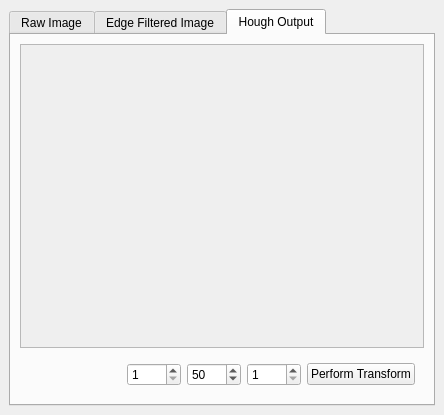
Above: src/gui/pic_edit_widget.ui from raxter/Hough-Feature-Detection before the change. Below: the same form after it.
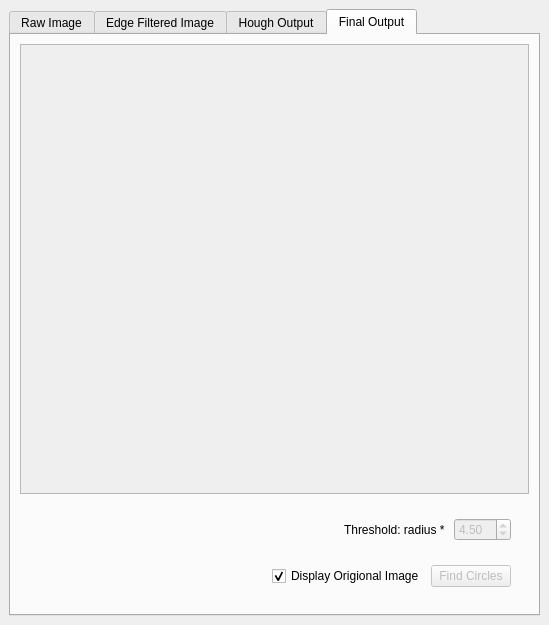
That is the form after the change. The open tabs and pages were chosen to show the change.

Commit message: pretty much done

What changed in the file:
```diff
--- a/src/gui/pic_edit_widget.ui
+++ b/src/gui/pic_edit_widget.ui
@@ -6,8 +6,8 @@
    <rect>
     <x>0</x>
     <y>0</y>
-    <width>444</width>
-    <height>415</height>
+    <width>549</width>
+    <height>625</height>
    </rect>
   </property>
   <property name="windowTitle">
@@ -35,8 +35,8 @@
             <rect>
              <x>0</x>
              <y>0</y>
-             <width>400</width>
-             <height>319</height>
+             <width>505</width>
+             <height>529</height>
             </rect>
            </property>
            <property name="sizePolicy">
@@ -78,8 +78,8 @@
             <rect>
              <x>0</x>
              <y>0</y>
-             <width>400</width>
-             <height>268</height>
+             <width>505</width>
+             <height>478</height>
             </rect>
            </property>
            <property name="sizePolicy">
@@ -132,7 +132,7 @@
         </item>
        </layout>
       </widget>
-      <widget class="QWidget" name="tab_3">
+      <widget class="QWidget" name="houghTab">
        <attribute name="title">
         <string>Hough Output</string>
        </attribute>
@@ -147,8 +147,8 @@
             <rect>
              <x>0</x>
              <y>0</y>
-             <width>400</width>
-             <height>268</height>
+             <width>505</width>
+             <height>390</height>
             </rect>
            </property>
            <property name="sizePolicy">
@@ -174,10 +174,19 @@
          </widget>
         </item>
         <item>
-         <widget class="QWidget" name="widget_2" native="true">
-          <layout class="QHBoxLayout" name="horizontalLayout_6">
+         <widget class="QWidget" name="widget_3" native="true">
+          <layout class="QVBoxLayout" name="verticalLayout_5">
+           <property name="spacing">
+            <number>0</number>
+           </property>
+           <property name="margin">
+            <number>0</number>
+           </property>
            <item>
-            <spacer name="horizontalSpacer_2">
+            <widget class="QWidget" name="widget_5" native="true">
+             <layout class="QHBoxLayout" name="horizontalLayout_10">
+              <item>
+               <spacer name="horizontalSpacer_4">
              <property name="orientation">
               <enum>Qt::Horizontal</enum>
              </property>
@@ -189,16 +198,30 @@
              </property>
             </spacer>
            </item>
+              <item>
+               <widget class="QLabel" name="label">
+                <property name="text">
+                 <string>Radius Range</string>
+                </property>
+               </widget>
+              </item>
            <item>
             <widget class="QSpinBox" name="minSpinBox">
              <property name="minimum">
-              <number>1</number>
+                 <number>3</number>
              </property>
              <property name="maximum">
               <number>9999</number>
              </property>
             </widget>
            </item>
+              <item>
+               <widget class="QLabel" name="label_3">
+                <property name="text">
+                 <string>to</string>
+                </property>
+               </widget>
+              </item>
            <item>
             <widget class="QSpinBox" name="maxSpinBox">
              <property name="minimum">
@@ -212,21 +235,202 @@
              </property>
             </widget>
            </item>
+             </layout>
+            </widget>
+           </item>
+           <item>
+            <widget class="QWidget" name="widget_4" native="true">
+             <layout class="QHBoxLayout" name="horizontalLayout_9">
+              <item>
+               <spacer name="horizontalSpacer_3">
+                <property name="orientation">
+                 <enum>Qt::Horizontal</enum>
+                </property>
+                <property name="sizeHint" stdset="0">
+                 <size>
+                  <width>40</width>
+                  <height>20</height>
+                 </size>
+                </property>
+               </spacer>
+              </item>
+              <item>
+               <widget class="QLabel" name="label_2">
+                <property name="text">
+                 <string>Current Radius Displayed</string>
+                </property>
+               </widget>
+              </item>
            <item>
             <widget class="QSpinBox" name="currentHoughSpinBox">
              <property name="minimum">
-              <number>1</number>
+                 <number>3</number>
              </property>
              <property name="maximum">
               <number>9999</number>
              </property>
             </widget>
+              </item>
+             </layout>
+            </widget>
+           </item>
+           <item>
+            <widget class="QWidget" name="widget_2" native="true">
+             <layout class="QHBoxLayout" name="horizontalLayout_6">
+              <item>
+               <spacer name="horizontalSpacer_2">
+                <property name="orientation">
+                 <enum>Qt::Horizontal</enum>
+                </property>
+                <property name="sizeHint" stdset="0">
+                 <size>
+                  <width>40</width>
+                  <height>20</height>
+                 </size>
+                </property>
+               </spacer>
            </item>
            <item>
             <widget class="QPushButton" name="houghTranButton">
+                <property name="enabled">
+                 <bool>false</bool>
+                </property>
              <property name="text">
               <string>Perform Transform</string>
              </property>
+               </widget>
+              </item>
+             </layout>
+            </widget>
+           </item>
+          </layout>
+         </widget>
+        </item>
+       </layout>
+      </widget>
+      <widget class="QWidget" name="tab_3">
+       <attribute name="title">
+        <string>Final Output</string>
+       </attribute>
+       <layout class="QVBoxLayout" name="verticalLayout_6">
+        <item>
+         <widget class="QScrollArea" name="scrollArea_4">
+          <property name="widgetResizable">
+           <bool>true</bool>
+          </property>
+          <widget class="QWidget" name="scrollAreaContentsWidget_4">
+           <property name="geometry">
+            <rect>
+             <x>0</x>
+             <y>0</y>
+             <width>505</width>
+             <height>410</height>
+            </rect>
+           </property>
+           <property name="sizePolicy">
+            <sizepolicy hsizetype="MinimumExpanding" vsizetype="MinimumExpanding">
+             <horstretch>0</horstretch>
+             <verstretch>0</verstretch>
+            </sizepolicy>
+           </property>
+           <layout class="QHBoxLayout" name="horizontalLayout_11">
+            <property name="spacing">
+             <number>0</number>
+            </property>
+            <property name="margin">
+             <number>0</number>
+            </property>
+            <item>
+             <widget class="QWidget" name="finalPicArea" native="true">
+              <layout class="QHBoxLayout" name="horizontalLayout_12"/>
+             </widget>
+            </item>
+           </layout>
+          </widget>
+         </widget>
+        </item>
+        <item>
+         <widget class="QWidget" name="widget_7" native="true">
+          <layout class="QVBoxLayout" name="verticalLayout_7">
+           <item>
+            <widget class="QWidget" name="widget_8" native="true">
+             <layout class="QHBoxLayout" name="horizontalLayout_14">
+              <item>
+               <spacer name="horizontalSpacer_6">
+                <property name="orientation">
+                 <enum>Qt::Horizontal</enum>
+                </property>
+                <property name="sizeHint" stdset="0">
+                 <size>
+                  <width>40</width>
+                  <height>20</height>
+                 </size>
+                </property>
+               </spacer>
+              </item>
+              <item>
+               <widget class="QLabel" name="label_4">
+                <property name="text">
+                 <string>Threshold: radius * </string>
+                </property>
+               </widget>
+              </item>
+              <item>
+               <widget class="QDoubleSpinBox" name="thresholdDoubleSpinBox">
+                <property name="enabled">
+                 <bool>false</bool>
+                </property>
+                <property name="minimum">
+                 <double>0.100000000000000</double>
+                </property>
+                <property name="singleStep">
+                 <double>0.100000000000000</double>
+                </property>
+                <property name="value">
+                 <double>4.500000000000000</double>
+                </property>
+               </widget>
+              </item>
+             </layout>
+            </widget>
+           </item>
+           <item>
+            <widget class="QWidget" name="widget_6" native="true">
+             <layout class="QHBoxLayout" name="horizontalLayout_13">
+              <item>
+               <spacer name="horizontalSpacer_5">
+                <property name="orientation">
+                 <enum>Qt::Horizontal</enum>
+                </property>
+                <property name="sizeHint" stdset="0">
+                 <size>
+                  <width>40</width>
+                  <height>20</height>
+                 </size>
+                </property>
+               </spacer>
+              </item>
+              <item>
+               <widget class="QCheckBox" name="displayImageCheckBox">
+                <property name="text">
+                 <string>Display Origional Image</string>
+                </property>
+                <property name="checked">
+                 <bool>true</bool>
+                </property>
+               </widget>
+              </item>
+              <item>
+               <widget class="QPushButton" name="findCirclesButton">
+                <property name="enabled">
+                 <bool>false</bool>
+                </property>
+                <property name="text">
+                 <string>Find Circles</string>
+                </property>
+               </widget>
+              </item>
+             </layout>
             </widget>
            </item>
           </layout>
```
Lines whose indentation alone changed are shown as unchanged. The commit also changes 2 other files.
